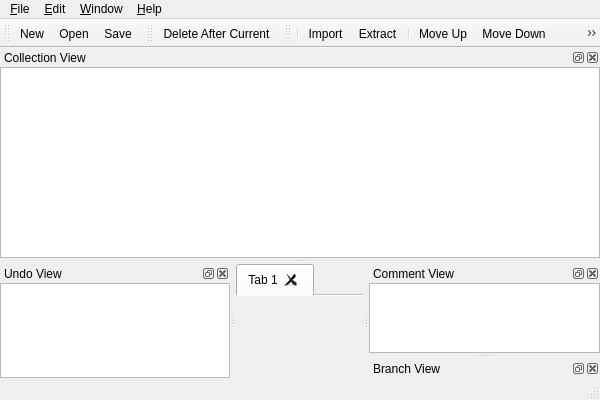
First picture: the form in branches/2.0.0/mainwindow.ui, repository nullx002/mugo, before the edit.
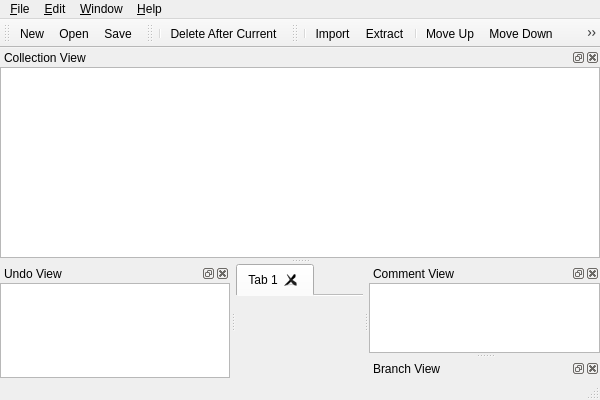
Second picture: the form after the edit. Icons and pictures are not drawn.

Commit message: select game in sgf collection

Diff of the .ui file:
```diff
--- a/branches/2.0.0/mainwindow.ui
+++ b/branches/2.0.0/mainwindow.ui
@@ -299,6 +299,7 @@
    <attribute name="toolBarBreak">
     <bool>false</bool>
    </attribute>
+   <addaction name="separator"/>
    <addaction name="actionDeleteAfterCurrent"/>
   </widget>
   <widget class="QToolBar" name="collectionToolBar">
```
The commit also changes 2 other files.
